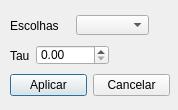
Old version of the form build.ui in the repository MCDALab/MEM.
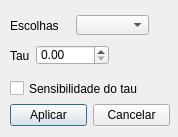
New version of the form. Icons and pictures are not drawn.

The edit to the form file:
```diff
--- a/build.ui
+++ b/build.ui
@@ -7,7 +7,7 @@
     <x>0</x>
     <y>0</y>
     <width>178</width>
-    <height>110</height>
+    <height>137</height>
    </rect>
   </property>
   <property name="minimumSize">
@@ -18,8 +18,8 @@
   </property>
   <property name="maximumSize">
    <size>
-    <width>178</width>
-    <height>110</height>
+    <width>16777215</width>
+    <height>16777215</height>
    </size>
   </property>
   <property name="windowTitle">
@@ -141,7 +141,7 @@
    <property name="geometry">
     <rect>
      <x>10</x>
-     <y>70</y>
+     <y>100</y>
      <width>160</width>
      <height>31</height>
     </rect>
@@ -171,6 +171,19 @@
     </item>
    </layout>
   </widget>
+  <widget class="QCheckBox" name="cbxShowSensibilityTau">
+   <property name="geometry">
+    <rect>
+     <x>10</x>
+     <y>80</y>
+     <width>161</width>
+     <height>17</height>
+    </rect>
+   </property>
+   <property name="text">
+    <string>Sensibilidade do tau</string>
+   </property>
+  </widget>
  </widget>
  <resources>
   <include location="imagens.qrc"/>
```
